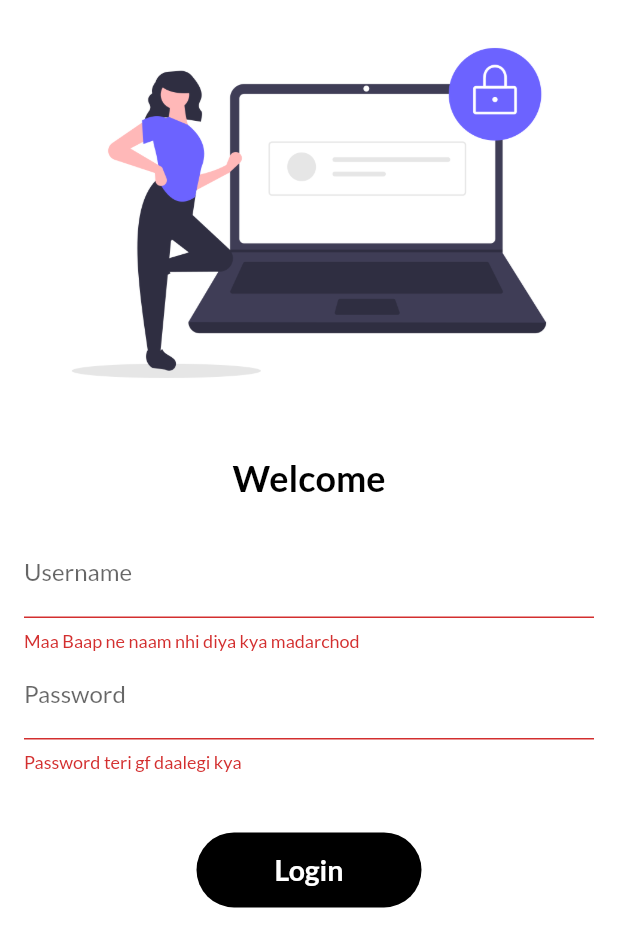
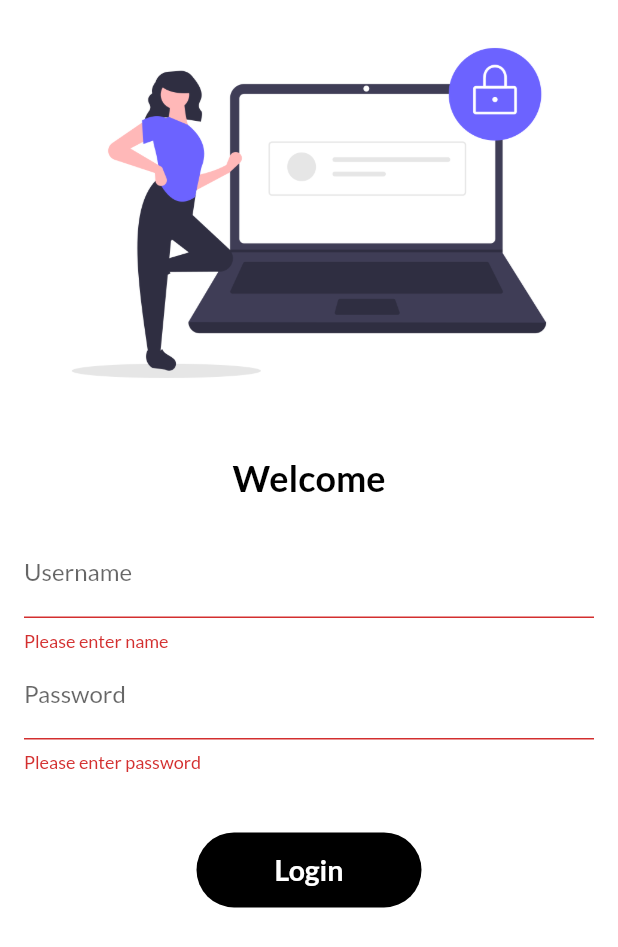
Before and after one commit to AniSS17/flutter_catalogue, a Flutter app: the screen it shows after launch, after a tap on "Login", on a phone screen of 412 x 824 dp. Shown: the top 947 px of the screen. Run offline on Flutter 3.47's test engine with Material 2 defaults, Android fonts, the phone set to English and light mode, and no system bars; our stand-ins replace google_fonts; network calls fail; project files that could hold a hidden picture were left out.

Commit message:
Update login_page.dart

```diff
--- a/lib/pages/login_page.dart
+++ b/lib/pages/login_page.dart
@@ -63,7 +63,7 @@ class _LoginPageState extends State<LoginPage> {
                   ),
                   validator: (String? value) {
                     if(value!.isEmpty){
-                      return "Maa Baap ne naam nhi diya kya madarchod";
+                      return "Please enter name";
                     }
                     return null;
                   },
@@ -82,7 +82,7 @@ class _LoginPageState extends State<LoginPage> {
                   ),
                   validator: (String? value) {
                     if (value!.isEmpty){
-                      return "Password teri gf daalegi kya";
+                      return "Please enter password";
                     }
                     return null;
                   },
```
